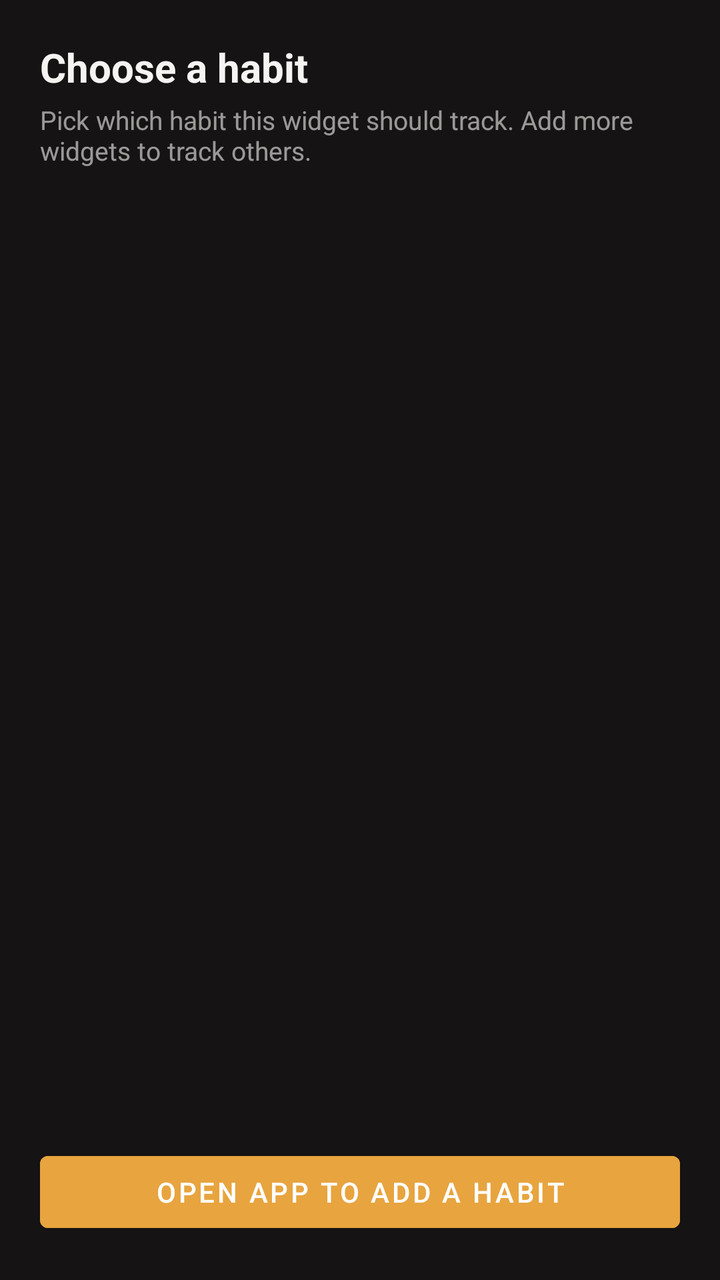
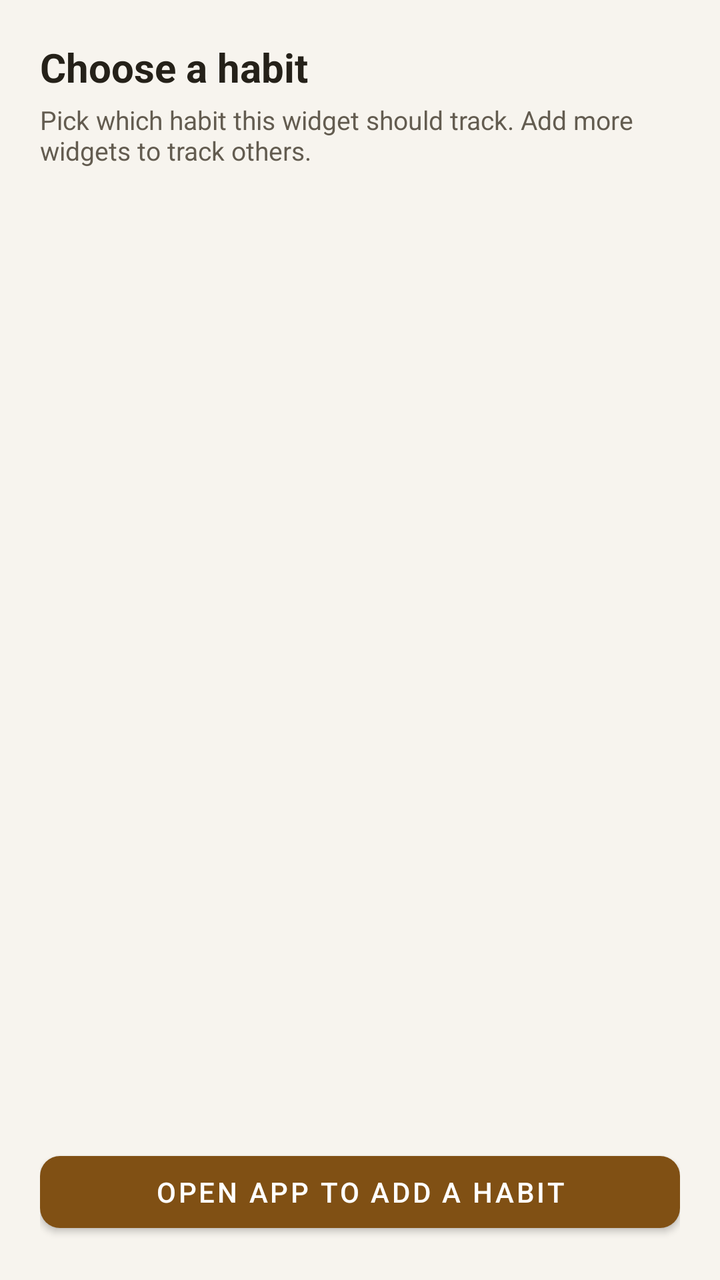

Screens rendered from an Android XML layout before and after an edit, with the pre-edit source and the edit as a unified diff.
<!-- AndroidManifest.xml: application theme Theme.Habitline -->
<!-- res/layout/activity_widget_config.xml -->
<?xml version="1.0" encoding="utf-8"?>
<LinearLayout xmlns:android="http://schemas.android.com/apk/res/android"
    android:layout_width="match_parent"
    android:layout_height="match_parent"
    android:orientation="vertical"
    android:background="@color/ink_500"
    android:padding="20dp">

    <TextView
        android:layout_width="match_parent"
        android:layout_height="wrap_content"
        android:text="@string/widget_config_title"
        android:textColor="@color/ink_50"
        android:textSize="20sp"
        android:textStyle="bold"
        android:paddingBottom="4dp" />

    <TextView
        android:layout_width="match_parent"
        android:layout_height="wrap_content"
        android:text="@string/widget_config_subtitle"
        android:textColor="@color/ink_50_60"
        android:textSize="13sp"
        android:paddingBottom="16dp" />

    <ListView
        android:id="@+id/habitListView"
        android:layout_width="match_parent"
        android:layout_height="0dp"
        android:layout_weight="1"
        android:divider="@null"
        android:dividerHeight="8dp" />

    <TextView
        android:id="@+id/emptyMessage"
        android:layout_width="match_parent"
        android:layout_height="wrap_content"
        android:visibility="gone"
        android:text="@string/empty_habits_message"
        android:textColor="@color/ink_50_60"
        android:gravity="center"
        android:padding="24dp" />

    <Button
        android:id="@+id/openAppButton"
        android:layout_width="match_parent"
        android:layout_height="wrap_content"
        android:text="@string/open_app_to_add_habit"
        android:backgroundTint="@color/accent_amber" />

</LinearLayout>
<!-- resources referenced by this layout -->
<resources>
  <color name="accent_amber">#E8A43F</color>
  <color name="ink_50">#F5F4F2</color>
  <color name="ink_500">#151313</color>
  <color name="ink_50_60">#99F5F4F2</color>
  <string name="empty_habits_message">No habits yet. Tap + to add one — it will then be available to show in a home-screen widget.</string>
  <string name="open_app_to_add_habit">Open app to add a habit</string>
  <string name="widget_config_subtitle">Pick which habit this widget should track. Add more widgets to track others.</string>
  <string name="widget_config_title">Choose a habit</string>
  <style name="Theme.Habitline" parent="Theme.MaterialComponents.DayNight.NoActionBar">
          <item name="colorPrimary">@color/accent_amber</item>
          <item name="colorPrimaryDark">@color/ink_500</item>
          <item name="colorAccent">@color/accent_amber</item>
          <item name="android:windowBackground">@color/ink_500</item>
      </style>
</resources>

<!-- the commit's change to res/layout/activity_widget_config.xml (unified diff, before → after) -->
@@ -3,14 +3,14 @@
     android:layout_width="match_parent"
     android:layout_height="match_parent"
     android:orientation="vertical"
-    android:background="@color/ink_500"
+    android:background="@color/app_background"
     android:padding="20dp">
 
     <TextView
         android:layout_width="match_parent"
         android:layout_height="wrap_content"
         android:text="@string/widget_config_title"
-        android:textColor="@color/ink_50"
+        android:textColor="@color/app_text"
         android:textSize="20sp"
         android:textStyle="bold"
         android:paddingBottom="4dp" />
@@ -19,7 +19,7 @@
         android:layout_width="match_parent"
         android:layout_height="wrap_content"
         android:text="@string/widget_config_subtitle"
-        android:textColor="@color/ink_50_60"
+        android:textColor="@color/app_muted"
         android:textSize="13sp"
         android:paddingBottom="16dp" />
 
@@ -37,15 +37,14 @@
         android:layout_height="wrap_content"
         android:visibility="gone"
         android:text="@string/empty_habits_message"
-        android:textColor="@color/ink_50_60"
+        android:textColor="@color/app_muted"
         android:gravity="center"
         android:padding="24dp" />
 
-    <Button
+    <com.google.android.material.button.MaterialButton
         android:id="@+id/openAppButton"
         android:layout_width="match_parent"
         android:layout_height="wrap_content"
-        android:text="@string/open_app_to_add_habit"
-        android:backgroundTint="@color/accent_amber" />
+        android:text="@string/open_app_to_add_habit" />
 
 </LinearLayout>
<!-- resource entries referenced after the edit -->
@@ -1,18 +1,35 @@
 <!-- resources referenced by this layout -->
 <resources>
-  <color name="accent_amber">#E8A43F</color>
-  <color name="ink_50">#F5F4F2</color>
-  <color name="ink_500">#151313</color>
-  <color name="ink_50_60">#99F5F4F2</color>
-  <string name="empty_habits_message">No habits yet. Tap + to add one — it will then be available to show in a home-screen widget.</string>
+  <color name="app_background">#F7F4EE</color>
+  <color name="app_muted">#635C50</color>
+  <color name="app_text">#252119</color>
+  <string name="empty_habits_message">Create or restore a habit in Habitline to add it to this widget.</string>
   <string name="open_app_to_add_habit">Open app to add a habit</string>
   <string name="widget_config_subtitle">Pick which habit this widget should track. Add more widgets to track others.</string>
   <string name="widget_config_title">Choose a habit</string>
   <style name="Theme.Habitline" parent="Theme.MaterialComponents.DayNight.NoActionBar">
-          <item name="colorPrimary">@color/accent_amber</item>
-          <item name="colorPrimaryDark">@color/ink_500</item>
-          <item name="colorAccent">@color/accent_amber</item>
-          <item name="android:windowBackground">@color/ink_500</item>
+          <item name="colorPrimary">@color/app_primary</item>
+          <item name="colorOnPrimary">@color/app_on_primary</item>
+          <item name="colorPrimaryDark">@color/app_background</item>
+          <item name="colorSecondary">@color/app_primary</item>
+          <item name="colorOnSecondary">@color/app_on_primary</item>
+          <item name="colorSurface">@color/app_surface</item>
+          <item name="colorOnSurface">@color/app_text</item>
+          <item name="colorError">@color/app_error</item>
+          <item name="android:colorBackground">@color/app_background</item>
+          <item name="android:windowBackground">@color/app_background</item>
+          <item name="android:navigationBarColor">@color/app_surface</item>
+          <item name="android:statusBarColor">@color/app_background</item>
+          <item name="android:windowLightStatusBar">@bool/light_system_bars</item>
+          <item name="android:windowLightNavigationBar">@bool/light_system_bars</item>
+          <item name="shapeAppearanceSmallComponent">@style/Habitline.Shape.Small</item>
+      </style>
+  <color name="app_primary">#805014</color>
+  <color name="app_on_primary">#FFFFFF</color>
+  <color name="app_surface">#FFFCF6</color>
+  <color name="app_error">#A52828</color>
+  <style name="Habitline.Shape.Small" parent="ShapeAppearance.MaterialComponents.SmallComponent">
+          <item name="cornerSize">10dp</item>
       </style>
 </resources>
 
